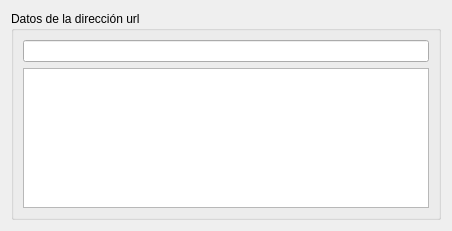
lincolningaroca/swxApp, file midlewidget.ui: the form before one commit.
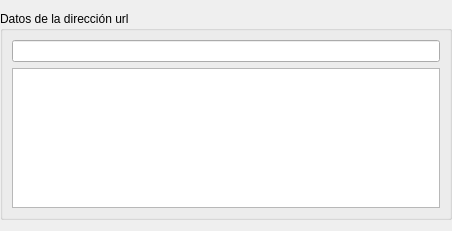
The form after the commit. Custom widgets are drawn as their Qt base class.

The edit to the form file:
```diff
--- a/midlewidget.ui
+++ b/midlewidget.ui
@@ -14,6 +14,18 @@
    <string>Form</string>
   </property>
   <layout class="QVBoxLayout" name="verticalLayout">
+   <property name="leftMargin">
+    <number>0</number>
+   </property>
+   <property name="topMargin">
+    <number>0</number>
+   </property>
+   <property name="rightMargin">
+    <number>0</number>
+   </property>
+   <property name="bottomMargin">
+    <number>0</number>
+   </property>
    <item>
     <widget class="QGroupBox" name="groupBox_2">
      <property name="sizePolicy">
@@ -26,6 +38,18 @@
       <string>Datos de la dirección url</string>
      </property>
      <layout class="QVBoxLayout" name="verticalLayout_4">
+      <property name="leftMargin">
+       <number>9</number>
+      </property>
+      <property name="topMargin">
+       <number>9</number>
+      </property>
+      <property name="rightMargin">
+       <number>9</number>
+      </property>
+      <property name="bottomMargin">
+       <number>9</number>
+      </property>
       <item>
        <widget class="QLineEdit" name="txtUrl"/>
       </item>
```
